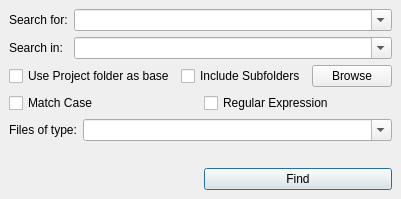
Old version of the form common/findinfilesdockwidget.ui in the repository christopherpow/nesicide.
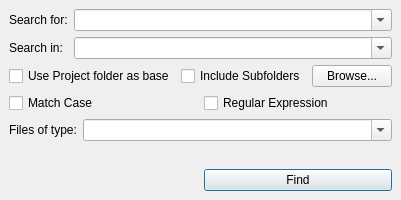
New version of the form. Icons and pictures are not drawn.

The edit to the form file:
```diff
--- a/common/findinfilesdockwidget.ui
+++ b/common/findinfilesdockwidget.ui
@@ -7,7 +7,7 @@
     <x>0</x>
     <y>0</y>
     <width>368</width>
-    <height>199</height>
+    <height>200</height>
    </rect>
   </property>
   <property name="sizePolicy">
@@ -80,7 +80,11 @@
       <item row="1" column="2">
        <widget class="QPushButton" name="browse">
         <property name="text">
-         <string>Browse</string>
+         <string>Browse...</string>
+        </property>
+        <property name="icon">
+         <iconset resource="../resource.qrc">
+          <normaloff>:/resources/document-open.png</normaloff>:/resources/document-open.png</iconset>
         </property>
        </widget>
       </item>
```
Left out of the diff: 4 changed lines with no effect on the pictures.
